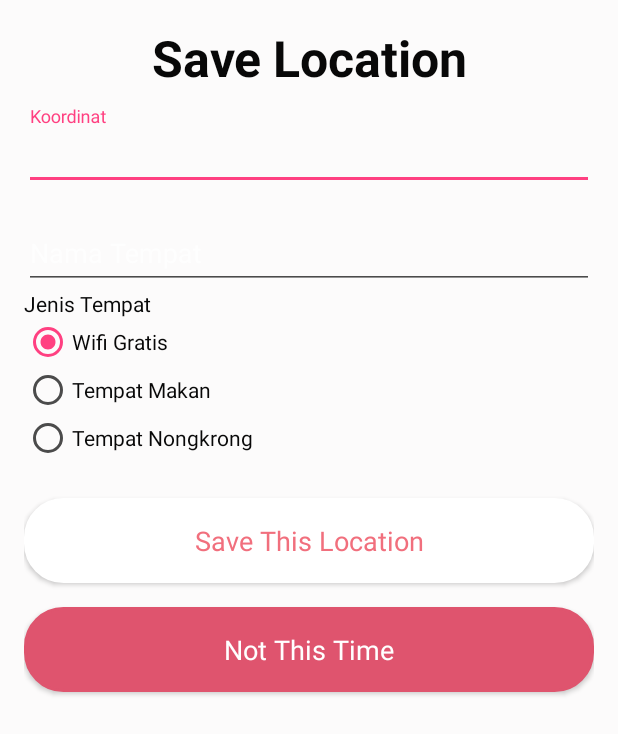
After one commit to fahriachmadi/mapX, an Android app: the SaveLocation screen opened directly, with no data from a screen before it, on a phone screen of 412 x 824 dp. The commit adds this screen. Shown: the top 734 px of the screen. Run offline under Robolectric (Android 15) with nearby library versions, the phone set to English and light mode, and no system bars.

Commit message:
done pop up layer

```diff
--- a/app/src/main/AndroidManifest.xml
+++ b/app/src/main/AndroidManifest.xml
@@ -41,6 +41,7 @@
             </intent-filter>
         </activity>
         <activity android:name=".MainActivity"></activity>
+        <activity android:name=".SaveLocation"></activity>
     </application>
 
 </manifest>
--- a/app/src/main/java/com/tekmob/mapx/MainActivity.java
+++ b/app/src/main/java/com/tekmob/mapx/MainActivity.java
@@ -2,6 +2,7 @@ package com.tekmob.mapx;
 
 import android.app.Activity;
 import android.content.Context;
+import android.content.Intent;
 import android.graphics.Color;
 import android.graphics.Point;
 import android.graphics.drawable.BitmapDrawable;
@@ -78,7 +79,7 @@ public class MainActivity extends AppCompatActivity
     LocationRequest mLocationRequest;
     Marker aMaker;
     PopupWindow popup;
-
+    Button clickButton;
 
     @Override
     protected void onCreate(Bundle savedInstanceState) {
@@ -420,8 +421,8 @@ public class MainActivity extends AppCompatActivity
 
     }
 
-    // The method that displays the popup.
-    private void showPopup(final Activity context, LatLng latLng) {
+    // The method that displays the popup save location
+    private void showPopup(final Activity context, final LatLng latLng) {
         int popupWidth = 500;
         int popupHeight = 200;
 
@@ -445,5 +446,25 @@ public class MainActivity extends AppCompatActivity
         popup.showAtLocation(layout, Gravity.NO_GRAVITY, 900, 2000);
 
 
+        clickButton = (Button)layout.findViewById(R.id.button_for_pop_up);
+
+
+        clickButton.setOnClickListener( new View.OnClickListener() {
+
+            @Override
+            public void onClick(View v) {
+                // TODO Auto-generated method stub
+                Intent intent = new Intent(context, SaveLocation.class);
+
+
+                intent.putExtra("koordinat", latLng.toString());
+                startActivity(intent);
+
+            }
+        });
+
+
     }
+
+
 }
--- /dev/null
+++ b/app/src/main/java/com/tekmob/mapx/SaveLocation.java
@@ -0,0 +1,48 @@
+package com.tekmob.mapx;
+
+import android.content.Context;
+import android.content.Intent;
+import android.os.Bundle;
+import android.support.v7.app.AppCompatActivity;
+import android.view.View;
+import android.widget.Button;
+import android.widget.EditText;
+import android.widget.Toast;
+
+import com.google.android.gms.maps.model.LatLng;
+
+/**
+ * Created by afiq-pc on 11/5/2017.
+ */
+
+public class SaveLocation extends AppCompatActivity {
+
+
+    @Override
+    protected void onCreate(Bundle savedInstanceState) {
+        super.onCreate(savedInstanceState);
+        setContentView(R.layout.pop_up_layer);
+        Intent intent = getIntent();
+        final Context context = this;
+        Button not_this_time = (Button)findViewById(R.id.not_this_time);
+        not_this_time.setOnClickListener( new View.OnClickListener() {
+
+            @Override
+            public void onClick(View v) {
+                // TODO Auto-generated method stub
+
+                Intent intent = new Intent(context, MainActivity.class);
+
+
+
+                startActivity(intent);
+
+            }
+        });
+
+
+
+    }
+
+
+}
--- /dev/null
+++ b/app/src/main/res/layout/pop_up_layer.xml
@@ -0,0 +1,129 @@
+<?xml version="1.0" encoding="utf-8"?>
+<LinearLayout xmlns:android="http://schemas.android.com/apk/res/android"
+    android:layout_width="match_parent"
+    android:layout_height="match_parent"
+    android:background="#fcfbfb"
+    android:orientation="vertical"
+    android:id="@+id/pop_up_layer_linear"
+
+    android:padding="16dp">
+
+    <TextView
+        android:layout_width="match_parent"
+        android:layout_height="wrap_content"
+        android:gravity="center_horizontal"
+        android:text="Save Location"
+        android:textColor="#080808"
+        android:textSize="33dp"
+        android:textStyle="bold" />
+
+    <android.support.design.widget.TextInputLayout
+        android:id="@+id/full_name"
+        android:layout_width="fill_parent"
+        android:layout_height="wrap_content"
+        android:textColor="#080808"
+        android:layout_marginTop="10dp">
+
+        <EditText
+            android:id="@+id/your_full_name"
+            android:layout_width="fill_parent"
+            android:layout_height="wrap_content"
+            android:textColor="#080808"
+            android:hint="Koordinat"
+            android:textColorHint="#080808"
+            android:inputType="textPersonName" />
+    </android.support.design.widget.TextInputLayout>
+
+    <android.support.design.widget.TextInputLayout
+        android:id="@+id/email_address"
+        android:layout_width="fill_parent"
+        android:layout_height="wrap_content"
+        android:layout_marginTop="10dp"
+        android:textColor="#080808"
+        >
+
+        <EditText
+            android:id="@+id/your_email_address"
+            android:layout_width="fill_parent"
+            android:layout_height="wrap_content"
+            android:textColorHint="#080808"
+            android:hint="Nama Tempat"
+
+
+            android:textColor="#080808"
+            />
+
+        <TextView
+            android:id="@+id/textView2"
+            android:layout_width="wrap_content"
+            android:layout_height="wrap_content"
+            android:layout_weight="1"
+            android:text="Jenis Tempat"
+            android:textColor="#080808"
+            />
+    </android.support.design.widget.TextInputLayout>
+
+
+    <RadioGroup
+        android:id="@+id/jenis_tempat"
+        android:layout_width="wrap_content"
+        android:layout_height="wrap_content" >
+
+        <RadioButton
+            android:id="@+id/radioWifi"
+            android:layout_width="wrap_content"
+            android:layout_height="wrap_content"
+            android:text="Wifi Gratis"
+            android:checked="true"
+            android:textColor="#080808"
+            />
+
+        <RadioButton
+            android:id="@+id/radioTempatMakan"
+            android:layout_width="wrap_content"
+            android:layout_height="wrap_content"
+            android:text="Tempat Makan"
+            android:textColor="#080808"
+            />
+
+        <RadioButton
+            android:id="@+id/radioTempatNongkrong"
+            android:layout_width="wrap_content"
+            android:layout_height="wrap_content"
+            android:text="Tempat Nongkrong"
+            android:textColor="#080808"
+            />
+
+    </RadioGroup>
+
+
+    <Button
+        android:id="@+id/save_this_location"
+        android:layout_width="match_parent"
+        android:layout_height="wrap_content"
+        android:background="@drawable/background_login"
+        android:text="Save This Location"
+        android:textColor="#f16f7d"
+        android:textAllCaps="false"
+        android:padding="16dp"
+        android:clickable="true"
+        style="@style/Base.TextAppearance.AppCompat.Body1"
+        android:layout_marginTop="24dp"
+        android:textSize="18sp"/>
+
+    <Button
+        android:id="@+id/not_this_time"
+        android:layout_width="match_parent"
+        android:layout_height="wrap_content"
+        android:background="@drawable/background_signup"
+        android:text="Not This Time"
+        style="@style/Base.TextAppearance.AppCompat.Body1"
+        android:textColor="#fff"
+        android:textAllCaps="false"
+        android:textSize="18sp"
+        android:layout_marginTop="16dp"
+        android:clickable="true"
+        android:padding="16dp"/>
+
+
+</LinearLayout>
```
